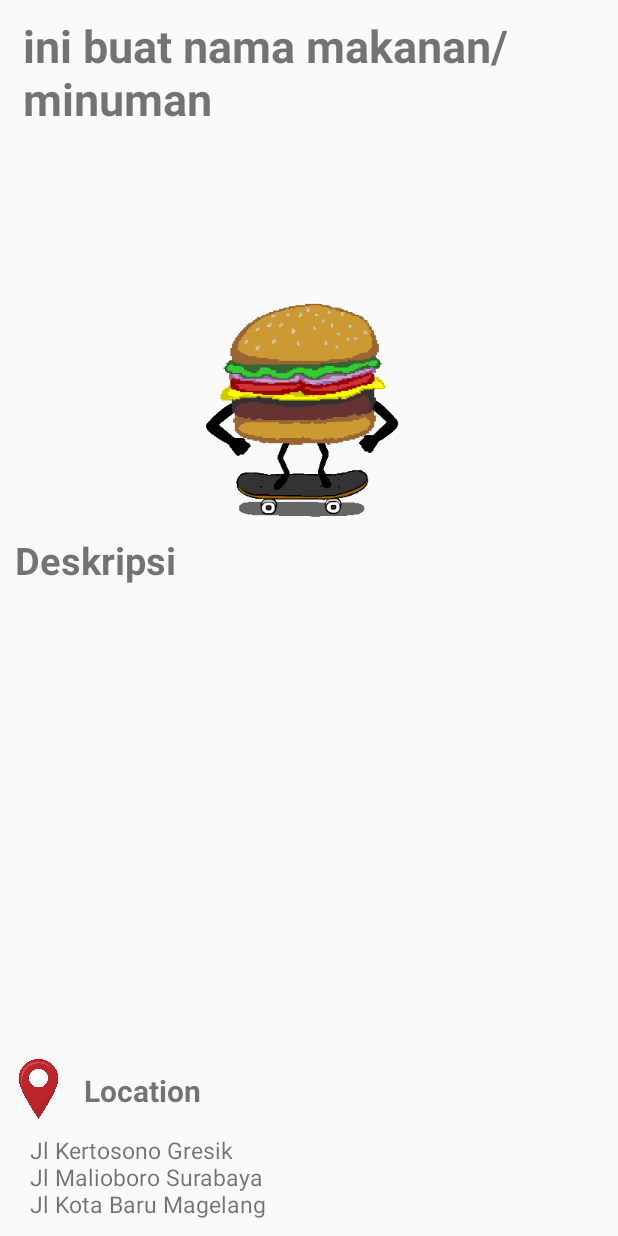
After one commit to andresaputra74/resto, an Android app: the layout activity_details.xml on its own in the app's theme, with its tools: preview values and no code run, on a phone screen of 412 x 824 dp. The commit adds this screen. Run offline under Robolectric (Android 15) with nearby library versions, the phone set to English and light mode, and no system bars.

Commit message:
aktivity detail

```diff
--- a/app/src/main/AndroidManifest.xml
+++ b/app/src/main/AndroidManifest.xml
@@ -9,7 +9,8 @@
         android:roundIcon="@mipmap/ic_launcher_round"
         android:supportsRtl="true"
         android:theme="@style/AppTheme">
-        <activity android:name=".activity.DashboardActivity"></activity>
+        <activity android:name=".activity.DetailsActivity"></activity>
+        <activity android:name=".activity.DashboardActivity" />
         <activity android:name=".activity.SplashActivity">
             <intent-filter>
                 <action android:name="android.intent.action.MAIN" />
--- /dev/null
+++ b/app/src/main/java/com/example/resto/activity/DetailsActivity.java
@@ -0,0 +1,14 @@
+package com.example.resto.activity;
+
+import android.os.Bundle;
+
+import androidx.appcompat.app.AppCompatActivity;
+
+public class DetailsActivity extends AppCompatActivity {
+
+    @Override
+    protected void onCreate(Bundle savedInstanceState) {
+        super.onCreate(savedInstanceState);
+        setContentView(R.layout.activity_details);
+    }
+}
--- a/app/src/main/java/com/example/resto/data/GenerateData.java
+++ b/app/src/main/java/com/example/resto/data/GenerateData.java
@@ -20,7 +20,7 @@ public class GenerateData {
                 TIPE_MAKANAN,
                 "Chciken Burger",
                 "Rp. 34.000",
-                "dari bahan pilihan yang berkualitas baik, dengan roti kualitas terbaik, daun selada yang masih segar serta daging ayam pilihan yang berkualitas dengan baik"
+                "Chicken Burger dari bahan pilihan yang berkualitas baik, dengan roti kualitas terbaik, daun selada yang masih segar serta daging ayam pilihan yang berkualitas dengan baik"
         ));
         listMenuMakanan.add(new Menu(
                 R.drawable.burgerblack,
@@ -48,28 +48,28 @@ public class GenerateData {
                 TIPE_MAKANAN,
                 "Spicy Burger",
                 "Rp. 40.000",
-                "sd"
+                "Spicy Burger ini menu terbaru dari kami dengan tampilan warna dan rasa terbaru dengan rasa pedas yang lebih pedas dari saus biasa"
         ));
         listMenuMakanan.add(new Menu(
                 R.drawable.hotdog,
                 TIPE_MAKANAN,
                 "Hot Dog",
                 "Rp. 24.000",
-                "d"
+                "Hot Dog terbuat dari sosis yang terbalut dengan roti dengan tambahan saus dan mayonais yang berkualitas baik dan di ambil dari sosis pilihan dari daging yang segar"
         ));
         listMenuMakanan.add(new Menu(
                 R.drawable.kebab,
                 TIPE_MAKANAN,
                 "Kebab",
                 "Rp. 26.000",
-                "sdsd"
+                "Kebab merupakan makanan asal Turki dengan menggunakan daging-daging yang diolah terlebih dahulu dan ditambahkan sayur-sayuran hasil dari panen yang berkualitas"
         ));
         listMenuMakanan.add(new Menu(
                 R.drawable.sandwich,
                 TIPE_MAKANAN,
                 "Sandwich",
                 "Rp. 20.000",
-                "sdsd"
+                "Sandwich makanan dengan sayuran terbaik dari hasil panen dan ditambahkan dengan telur yang berkualitas dan beef daging yang diolah dengan hygienis"
         ));
 
         return listMenuMakanan;
@@ -83,21 +83,21 @@ public class GenerateData {
                 TIPE_MINUMAN,
                 "Ice Bubble Gum",
                 "Rp. 15.000",
-                "sdsd"
+                "Bubble Gum atau yang biasa dikenal dengan permen karet ini sudah banyak penggemarnya, bubble gum bukan hanya sekedar dalam bentuk permen karet saja, kini kamu bisa mencoba sensasi manisnya bubble gum dalam sebuah minuman"
         ));
         listMenuMinuman.add(new Menu(
                 R.drawable.cappucino1,
                 TIPE_MINUMAN,
                 "Ice Cappucino",
                 "Rp. 12.000",
-                "sdsd"
+                "Cappucino merupakan minuman khas Italia yang dibuat dari espresso dan susu, tetapi referensi lain juga ada yang menyebutkan bahwa kapucino berawal dari biji biji kopi tentara Turki,"
         ));
         listMenuMinuman.add(new Menu(
                 R.drawable.taroblend1,
                 TIPE_MINUMAN,
                 "Ice Taro Blend",
                 "Rp. 16.000",
-                "sdsd"
+                "Taro merupakan salah satu jenis makanan yang sangat populer. Bentuk aslinya menyerupai dengan kentang dan ubi. Taro ini memiliki rasa manis dan sedikit rasa kacang, warna ungunya yang menjadi ciri khas dari makanan ini."
         ));
         listMenuMinuman.add(new Menu(
                 R.drawable.strawberry,
--- /dev/null
+++ b/app/src/main/res/layout/activity_details.xml
@@ -0,0 +1,114 @@
+<?xml version="1.0" encoding="utf-8"?>
+<androidx.constraintlayout.widget.ConstraintLayout xmlns:android="http://schemas.android.com/apk/res/android"
+    xmlns:app="http://schemas.android.com/apk/res-auto"
+    xmlns:tools="http://schemas.android.com/tools"
+    android:layout_width="match_parent"
+    android:layout_height="match_parent"
+    tools:context=".activity.DetailsActivity">
+
+    <androidx.constraintlayout.widget.ConstraintLayout
+        android:id="@+id/cons_detail"
+        android:layout_width="match_parent"
+        android:layout_height="match_parent"
+        app:layout_constraintBottom_toBottomOf="parent"
+        app:layout_constraintEnd_toEndOf="parent"
+        app:layout_constraintHorizontal_bias="1.0"
+        app:layout_constraintStart_toEndOf="parent"
+        app:layout_constraintStart_toStartOf="parent"
+        app:layout_constraintTop_toBottomOf="parent"
+        app:layout_constraintTop_toTopOf="parent"
+        app:layout_constraintVertical_bias="1.0">
+
+        <TextView
+            android:id="@+id/name_detail"
+            android:layout_width="match_parent"
+            android:layout_height="wrap_content"
+            android:paddingLeft="15sp"
+            android:paddingTop="10sp"
+            android:paddingRight="15sp"
+            android:paddingBottom="10sp"
+            android:text="ini buat nama makanan/minuman"
+            android:textSize="30sp"
+            android:textStyle="bold"
+            app:layout_constraintEnd_toEndOf="parent"
+            app:layout_constraintHorizontal_bias="0.0"
+            app:layout_constraintStart_toStartOf="parent"
+            app:layout_constraintTop_toTopOf="@id/cons_detail" />
+
+        <ImageView
+            android:id="@+id/img_datail"
+            android:layout_width="match_parent"
+            android:layout_height="250sp"
+            app:layout_constraintTop_toBottomOf="@id/name_detail"
+            tools:src="@drawable/burger1" />
+
+        <TextView
+            android:id="@+id/deskripsi"
+            android:layout_width="match_parent"
+            android:layout_height="250dp"
+            android:paddingLeft="10sp"
+            android:paddingTop="10sp"
+            android:text="Deskripsi"
+            android:textSize="25sp"
+            android:textStyle="bold"
+            app:layout_constraintBottom_toTopOf="@+id/cons_detail2"
+            app:layout_constraintTop_toBottomOf="@id/img_datail"
+            app:layout_constraintVertical_bias="0.0"
+            tools:layout_editor_absoluteX="-3dp" />
+
+        <androidx.constraintlayout.widget.ConstraintLayout
+            android:id="@+id/cons_detail2"
+            android:layout_width="411dp"
+            android:layout_height="131dp"
+            app:layout_constraintBottom_toBottomOf="parent"
+            app:layout_constraintEnd_toEndOf="parent"
+            app:layout_constraintHorizontal_bias="1.0"
+            app:layout_constraintStart_toEndOf="parent"
+            app:layout_constraintStart_toStartOf="parent"
+            app:layout_constraintTop_toBottomOf="parent"
+            app:layout_constraintTop_toTopOf="parent"
+            app:layout_constraintVertical_bias="1.0">
+
+            <ImageView
+                android:id="@+id/img_pin"
+                android:layout_width="40dp"
+                android:layout_height="40dp"
+                android:paddingLeft="10sp"
+                app:layout_constraintBottom_toBottomOf="parent"
+                app:layout_constraintStart_toStartOf="parent"
+                app:layout_constraintTop_toTopOf="parent"
+                app:layout_constraintVertical_bias="0.143"
+                tools:ignore="ContentDescription"
+                tools:src="@drawable/pin" />
+
+            <TextView
+                android:layout_width="match_parent"
+                android:layout_height="wrap_content"
+                android:layout_marginLeft="55sp"
+                android:text="Location"
+                android:textSize="20sp"
+                android:textStyle="bold"
+                app:layout_constraintBottom_toBottomOf="@id/img_pin"
+                app:layout_constraintEnd_toEndOf="parent"
+                app:layout_constraintHorizontal_bias="1.0"
+                app:layout_constraintStart_toEndOf="@id/img_pin"
+                app:layout_constraintTop_toTopOf="@id/img_pin"
+                app:layout_constraintVertical_bias="0.583" />
+
+            <TextView
+                android:id="@+id/lokasi"
+                android:layout_width="match_parent"
+                android:layout_height="wrap_content"
+                android:paddingLeft="15sp"
+                android:paddingTop="10sp"
+                android:paddingBottom="10sp"
+                android:text=" Jl Kertosono Gresik \n Jl Malioboro Surabaya \n Jl Kota Baru Magelang"
+                android:textSize="15sp"
+                app:layout_constraintTop_toBottomOf="@id/img_pin"
+                tools:layout_editor_absoluteX="1dp" />
+
+        </androidx.constraintlayout.widget.ConstraintLayout>
+
+    </androidx.constraintlayout.widget.ConstraintLayout>
+
+</androidx.constraintlayout.widget.ConstraintLayout>
--- a/app/src/main/res/layout/activity_splash.xml
+++ b/app/src/main/res/layout/activity_splash.xml
@@ -9,6 +9,6 @@
         android:id="@+id/gambar"
         android:layout_width="match_parent"
         android:layout_height="match_parent"
-        android:background="@drawable/burger1"
+        android:background="@drawable/firstpage"
         tools:ignore="ContentDescription"/>
 </LinearLayout>
```
Also changed, not shown: app/src/main/res/drawable/pin.png (added).
